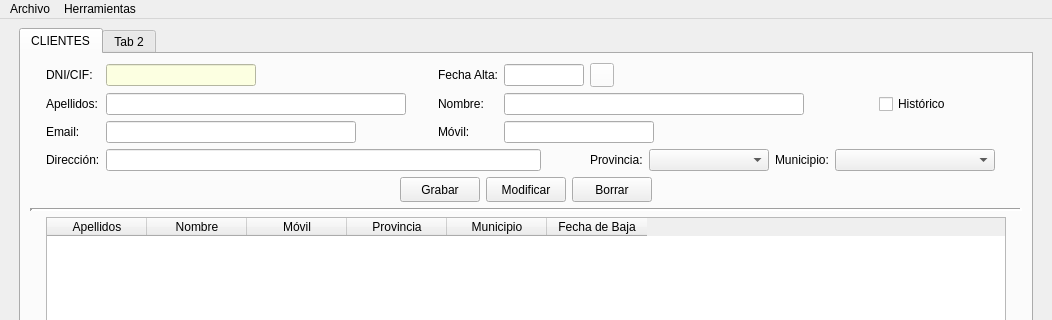
This is templates/venPrincipal.ui in BuaTeijeiro/ProyectoDI as Qt 5 draws it before an edit; both pictures show x 0 to 1052 and y 0 to 320 of the 1052 by 721 pixel window. The edited form follows.
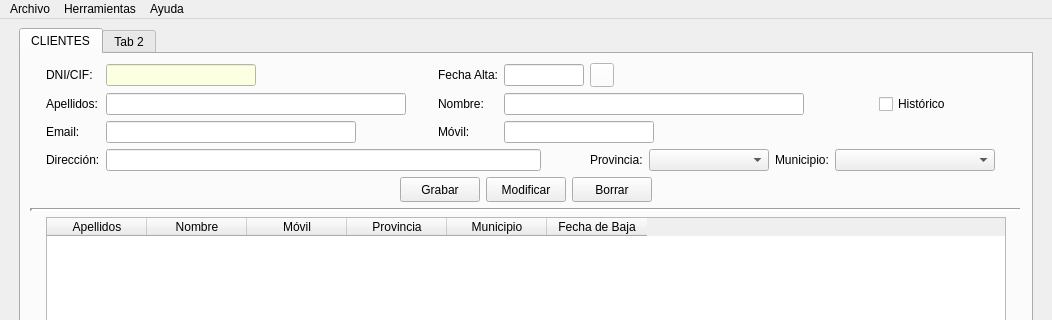
This is the edited form. Icons and pictures are not drawn.

Diff of the .ui file:
```diff
--- a/templates/venPrincipal.ui
+++ b/templates/venPrincipal.ui
@@ -719,8 +719,14 @@
     <addaction name="actionCrear_Backup"/>
     <addaction name="actionRestaurar_Backup"/>
    </widget>
+   <widget class="QMenu" name="menuAyuda">
+    <property name="title">
+     <string>Ayuda</string>
+    </property>
+   </widget>
    <addaction name="menuArchivo"/>
    <addaction name="menuHerramientas"/>
+   <addaction name="menuAyuda"/>
   </widget>
   <widget class="QStatusBar" name="statusbar"/>
   <action name="actionSalir">
```
